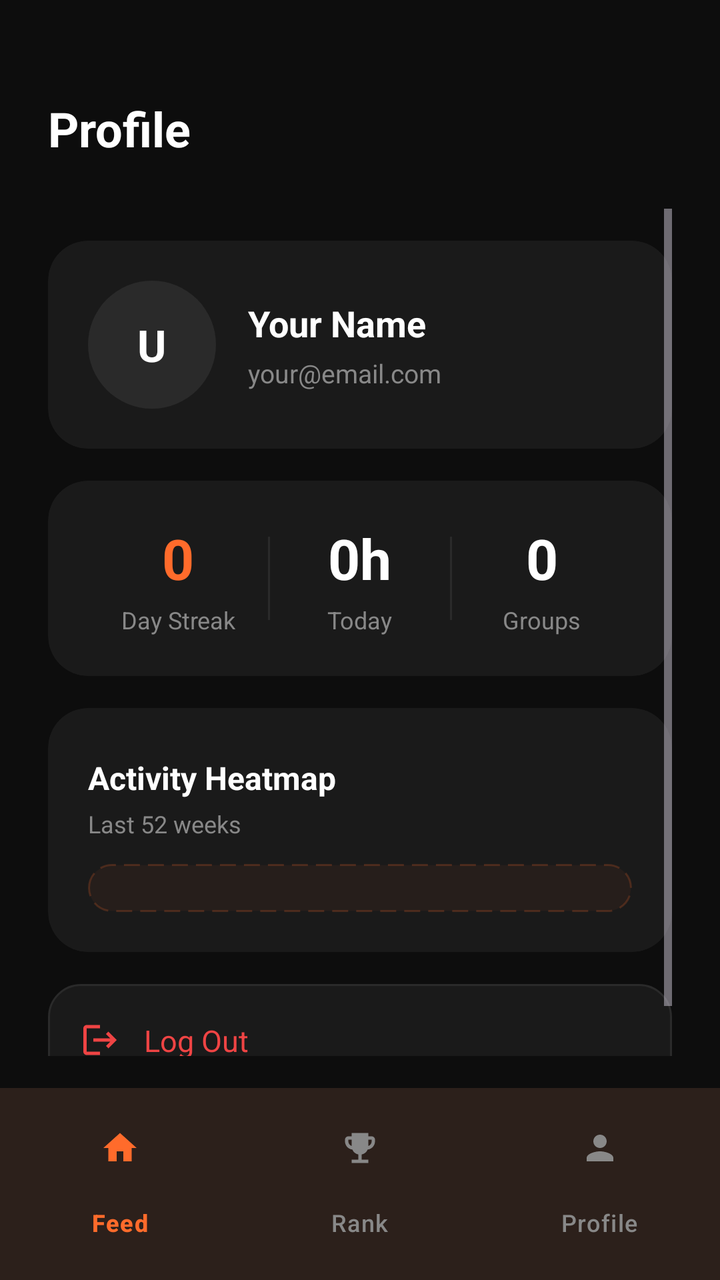
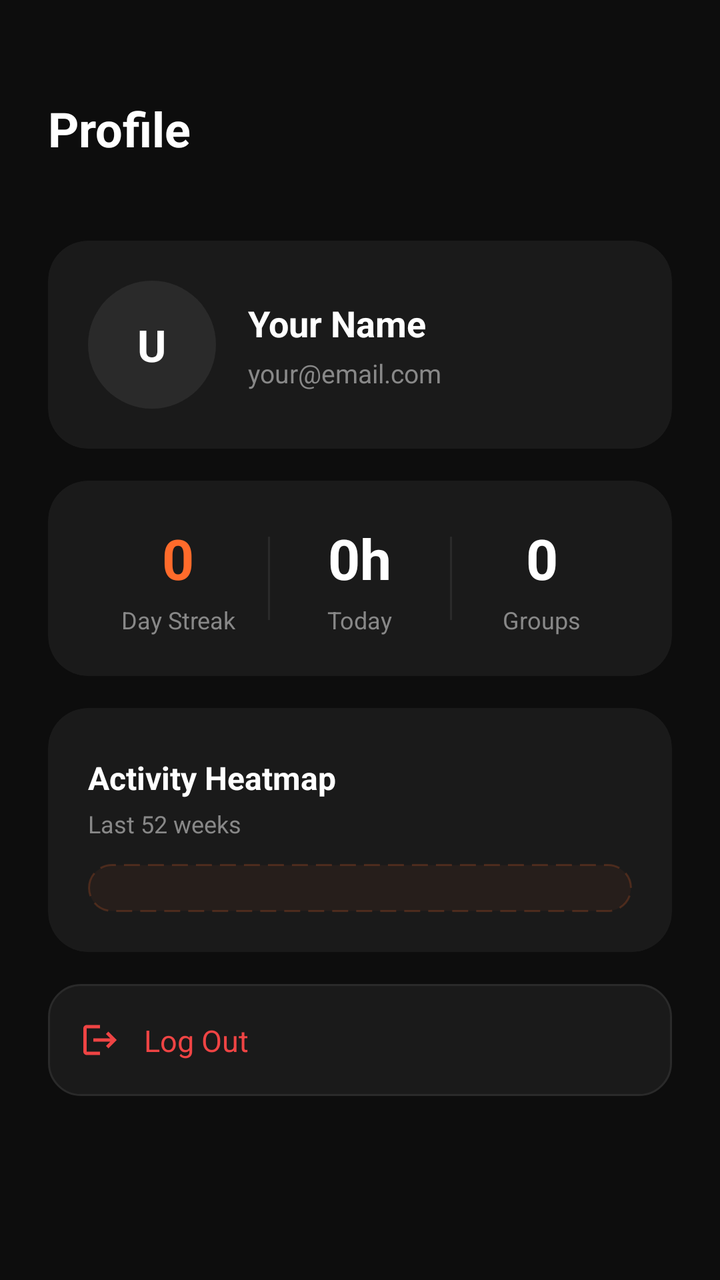

Compare the two renders of this Android layout. The source of the first and the diff that turns it into the second are given below.
<!-- AndroidManifest.xml: application theme Theme.Tether -->
<!-- res/layout/fragment_profile.xml -->
<?xml version="1.0" encoding="utf-8"?>
<androidx.constraintlayout.widget.ConstraintLayout xmlns:android="http://schemas.android.com/apk/res/android"
    xmlns:app="http://schemas.android.com/apk/res-auto"
    android:layout_width="match_parent"
    android:layout_height="match_parent"
    android:background="@color/colorBackground">

    <LinearLayout
        android:id="@+id/profileHeader"
        android:layout_width="match_parent"
        android:layout_height="wrap_content"
        android:background="@color/colorBackground"
        android:orientation="vertical"
        android:paddingHorizontal="24dp"
        android:paddingTop="48dp"
        android:paddingBottom="16dp"
        app:layout_constraintTop_toTopOf="parent">

        <TextView
            android:id="@+id/tvProfileTitle"
            android:layout_width="wrap_content"
            android:layout_height="wrap_content"
            android:text="@string/profile"
            android:textColor="@color/colorTextPrimary"
            android:textSize="24sp"
            android:textStyle="bold" />
    </LinearLayout>

    <ScrollView
        android:layout_width="match_parent"
        android:layout_height="0dp"
        android:fillViewport="true"
        android:paddingHorizontal="24dp"
        android:paddingTop="8dp"
        android:paddingBottom="16dp"
        app:layout_constraintBottom_toTopOf="@id/bottomNav"
        app:layout_constraintTop_toBottomOf="@id/profileHeader">

        <LinearLayout
            android:layout_width="match_parent"
            android:layout_height="wrap_content"
            android:orientation="vertical">

            
            <androidx.cardview.widget.CardView
                android:layout_width="match_parent"
                android:layout_height="wrap_content"
                android:layout_marginTop="16dp"
                app:cardBackgroundColor="@color/colorSurface"
                app:cardCornerRadius="20dp"
                app:cardElevation="0dp"
                app:strokeColor="@color/colorBorder"
                app:strokeWidth="1dp">

                <androidx.constraintlayout.widget.ConstraintLayout
                    android:layout_width="match_parent"
                    android:layout_height="wrap_content"
                    android:padding="20dp">

                    <FrameLayout
                        android:id="@+id/flProfileAvatar"
                        android:layout_width="64dp"
                        android:layout_height="64dp"
                        android:background="@drawable/bg_avatar_circle"
                        app:layout_constraintBottom_toBottomOf="parent"
                        app:layout_constraintStart_toStartOf="parent"
                        app:layout_constraintTop_toTopOf="parent">

                        <TextView
                            android:id="@+id/tvProfileInitials"
                            android:layout_width="match_parent"
                            android:layout_height="match_parent"
                            android:gravity="center"
                            android:text="@string/initials_placeholder"
                            android:textColor="@color/colorTextPrimary"
                            android:textSize="22sp"
                            android:textStyle="bold" />
                    </FrameLayout>

                    <LinearLayout
                        android:layout_width="0dp"
                        android:layout_height="wrap_content"
                        android:layout_marginStart="16dp"
                        android:orientation="vertical"
                        app:layout_constraintBottom_toBottomOf="parent"
                        app:layout_constraintEnd_toEndOf="parent"
                        app:layout_constraintStart_toEndOf="@id/flProfileAvatar"
                        app:layout_constraintTop_toTopOf="parent">

                        <TextView
                            android:id="@+id/tvProfileName"
                            android:layout_width="wrap_content"
                            android:layout_height="wrap_content"
                            android:text="@string/your_name"
                            android:textColor="@color/colorTextPrimary"
                            android:textSize="18sp"
                            android:textStyle="bold" />

                        <TextView
                            android:id="@+id/tvProfileEmail"
                            android:layout_width="wrap_content"
                            android:layout_height="wrap_content"
                            android:layout_marginTop="4dp"
                            android:text="@string/your_email"
                            android:textColor="@color/colorTextSecondary"
                            android:textSize="13sp" />
                    </LinearLayout>
                </androidx.constraintlayout.widget.ConstraintLayout>
            </androidx.cardview.widget.CardView>

            
            <androidx.cardview.widget.CardView
                android:layout_width="match_parent"
                android:layout_height="wrap_content"
                android:layout_marginTop="16dp"
                app:cardBackgroundColor="@color/colorSurface"
                app:cardCornerRadius="20dp"
                app:cardElevation="0dp"
                app:strokeColor="@color/colorBorder"
                app:strokeWidth="1dp">

                <LinearLayout
                    android:layout_width="match_parent"
                    android:layout_height="wrap_content"
                    android:orientation="horizontal"
                    android:padding="20dp">

                    <LinearLayout
                        android:layout_width="0dp"
                        android:layout_height="wrap_content"
                        android:layout_weight="1"
                        android:gravity="center"
                        android:orientation="vertical">

                        <TextView
                            android:id="@+id/tvStreakCount"
                            android:layout_width="wrap_content"
                            android:layout_height="wrap_content"
                            android:gravity="center"
                            android:text="@string/zero"
                            android:textColor="@color/colorAccent"
                            android:textSize="28sp"
                            android:textStyle="bold" />

                        <TextView
                            android:layout_width="wrap_content"
                            android:layout_height="wrap_content"
                            android:layout_marginTop="4dp"
                            android:gravity="center"
                            android:text="@string/day_streak_label"
                            android:textColor="@color/colorTextSecondary"
                            android:textSize="12sp" />
                    </LinearLayout>

                    <View
                        android:layout_width="1dp"
                        android:layout_height="match_parent"
                        android:layout_marginVertical="8dp"
                        android:background="@color/colorBorder" />

                    <LinearLayout
                        android:layout_width="0dp"
                        android:layout_height="wrap_content"
                        android:layout_weight="1"
                        android:gravity="center"
                        android:orientation="vertical">

                        <TextView
                            android:id="@+id/tvTotalHours"
                            android:layout_width="wrap_content"
                            android:layout_height="wrap_content"
                            android:gravity="center"
                            android:text="@string/zero_h"
                            android:textColor="@color/colorTextPrimary"
                            android:textSize="28sp"
                            android:textStyle="bold" />

                        <TextView
                            android:layout_width="wrap_content"
                            android:layout_height="wrap_content"
                            android:layout_marginTop="4dp"
                            android:gravity="center"
                            android:text="@string/total_hours_label"
                            android:textColor="@color/colorTextSecondary"
                            android:textSize="12sp" />
                    </LinearLayout>

                    <View
                        android:layout_width="1dp"
                        android:layout_height="match_parent"
                        android:layout_marginVertical="8dp"
                        android:background="@color/colorBorder" />

                    <LinearLayout
                        android:layout_width="0dp"
                        android:layout_height="wrap_content"
                        android:layout_weight="1"
                        android:gravity="center"
                        android:orientation="vertical">

                        <TextView
                            android:id="@+id/tvGroupCount"
                            android:layout_width="wrap_content"
                            android:layout_height="wrap_content"
                            android:gravity="center"
                            android:text="@string/zero"
                            android:textColor="@color/colorTextPrimary"
                            android:textSize="28sp"
                            android:textStyle="bold" />

                        <TextView
                            android:layout_width="wrap_content"
                            android:layout_height="wrap_content"
                            android:layout_marginTop="4dp"
                            android:gravity="center"
                            android:text="@string/groups_label"
                            android:textColor="@color/colorTextSecondary"
                            android:textSize="12sp" />
                    </LinearLayout>
                </LinearLayout>
            </androidx.cardview.widget.CardView>

            
            <androidx.cardview.widget.CardView
                android:layout_width="match_parent"
                android:layout_height="wrap_content"
                android:layout_marginTop="16dp"
                app:cardBackgroundColor="@color/colorSurface"
                app:cardCornerRadius="20dp"
                app:cardElevation="0dp"
                app:strokeColor="@color/colorBorder"
                app:strokeWidth="1dp">

                <androidx.constraintlayout.widget.ConstraintLayout
                    android:layout_width="match_parent"
                    android:layout_height="wrap_content"
                    android:padding="20dp">

                    <TextView
                        android:id="@+id/tvHeatmapTitle"
                        android:layout_width="wrap_content"
                        android:layout_height="wrap_content"
                        android:layout_marginTop="4dp"
                        android:text="@string/activity_heatmap"
                        android:textColor="@color/colorTextPrimary"
                        android:textSize="16sp"
                        android:textStyle="bold"
                        app:layout_constraintStart_toStartOf="parent"
                        app:layout_constraintTop_toTopOf="parent" />

                    <TextView
                        android:id="@+id/tvHeatmapSubtitle"
                        android:layout_width="wrap_content"
                        android:layout_height="wrap_content"
                        android:layout_marginTop="4dp"
                        android:text="Last 52 weeks"
                        android:textColor="@color/colorTextSecondary"
                        android:textSize="12sp"
                        app:layout_constraintStart_toStartOf="parent"
                        app:layout_constraintTop_toBottomOf="@id/tvHeatmapTitle" />

                    <FrameLayout
                        android:id="@+id/heatmapPlaceholder"
                        android:layout_width="match_parent"
                        android:layout_height="wrap_content"
                        android:background="@drawable/bg_heatmap_placeholder"
                        android:padding="12dp"
                        app:layout_constraintTop_toBottomOf="@id/tvHeatmapSubtitle"
                        app:layout_constraintStart_toStartOf="parent"
                        app:layout_constraintEnd_toEndOf="parent"
                        android:layout_marginTop="12dp" />
                </androidx.constraintlayout.widget.ConstraintLayout>
            </androidx.cardview.widget.CardView>

            
            <androidx.constraintlayout.widget.ConstraintLayout
                android:id="@+id/btnLogout"
                android:layout_width="match_parent"
                android:layout_height="56dp"
                android:layout_marginTop="16dp"
                android:layout_marginBottom="24dp"
                android:background="@drawable/bg_card"
                android:clickable="true"
                android:focusable="true"
                android:foreground="?attr/selectableItemBackground">

                <ImageView
                    android:id="@+id/icLogout"
                    android:layout_width="20dp"
                    android:layout_height="20dp"
                    android:layout_marginStart="16dp"
                    android:src="@drawable/ic_logout"
                    app:layout_constraintBottom_toBottomOf="parent"
                    app:layout_constraintStart_toStartOf="parent"
                    app:layout_constraintTop_toTopOf="parent" />

                <TextView
                    android:layout_width="wrap_content"
                    android:layout_height="wrap_content"
                    android:layout_marginStart="12dp"
                    android:text="@string/log_out"
                    android:textColor="#EF4444"
                    android:textSize="15sp"
                    app:layout_constraintBottom_toBottomOf="parent"
                    app:layout_constraintStart_toEndOf="@id/icLogout"
                    app:layout_constraintTop_toTopOf="parent" />
            </androidx.constraintlayout.widget.ConstraintLayout>
        </LinearLayout>
    </ScrollView>

    <com.google.android.material.bottomnavigation.BottomNavigationView
        android:id="@+id/bottomNav"
        android:layout_width="match_parent"
        android:layout_height="wrap_content"
        android:background="@color/colorSurface"
        android:paddingTop="8dp"
        android:paddingBottom="8dp"
        app:itemIconSize="20dp"
        app:itemIconTint="@color/bottom_nav_color"
        app:itemTextColor="@color/bottom_nav_color"
        app:labelVisibilityMode="labeled"
        app:menu="@menu/bottom_nav_menu"
        app:layout_constraintBottom_toBottomOf="parent"
        app:layout_constraintStart_toStartOf="parent"
        app:layout_constraintEnd_toEndOf="parent"
        android:elevation="8dp" />

</androidx.constraintlayout.widget.ConstraintLayout>
<!-- resources referenced by this layout -->
<resources>
  <color name="colorAccent">#FF6B2B</color>
  <color name="colorBackground">#0D0D0D</color>
  <color name="colorBorder">#2A2A2A</color>
  <color name="colorSurface">#1A1A1A</color>
  <color name="colorTextPrimary">#FFFFFF</color>
  <color name="colorTextSecondary">#888888</color>
  <!-- drawable bg_avatar_circle (drawable) -->
  <?xml version="1.0" encoding="utf-8"?>
  <shape xmlns:android="http://schemas.android.com/apk/res/android"
      android:shape="oval">
      <solid android:color="@color/colorElevated" />
  </shape>
  <!-- drawable bg_card (drawable) -->
  <?xml version="1.0" encoding="utf-8"?>
  <shape xmlns:android="http://schemas.android.com/apk/res/android"
      android:shape="rectangle">
      <solid android:color="@color/colorSurface" />
      <stroke
          android:width="1dp"
          android:color="@color/colorBorder" />
      <corners android:radius="16dp" />
  </shape>
  <!-- drawable bg_heatmap_placeholder (drawable) -->
  <?xml version="1.0" encoding="utf-8"?>
  <shape xmlns:android="http://schemas.android.com/apk/res/android"
      android:shape="rectangle">
      <solid android:color="#0DFF6B2B" />
      <stroke
          android:width="1dp"
          android:color="#33FF6B2B"
          android:dashWidth="8dp"
          android:dashGap="4dp" />
      <corners android:radius="12dp" />
  </shape>
  <!-- drawable ic_logout (drawable) -->
  <vector xmlns:android="http://schemas.android.com/apk/res/android"
      android:width="24dp"
      android:height="24dp"
      android:viewportWidth="24"
      android:viewportHeight="24">
      <path
          android:fillColor="#EF4444"
          android:pathData="M17,7l-1.41,1.41L18.17,11H8v2h10.17l-2.58,2.58L17,17l5,-5L17,7z M4,5h8V3H4C2.9,3 2,3.9 2,5v14c0,1.1 0.9,2 2,2h8v-2H4V5z"/>
  </vector>
  <string name="activity_heatmap">Activity Heatmap</string>
  <string name="day_streak_label">Day Streak</string>
  <string name="groups_label">Groups</string>
  <string name="initials_placeholder">U</string>
  <string name="log_out">Log Out</string>
  <string name="profile">Profile</string>
  <string name="total_hours_label">Today</string>
  <string name="your_email">your@email.com</string>
  <string name="your_name">Your Name</string>
  <string name="zero">0</string>
  <string name="zero_h">0h</string>
  <style name="Theme.Tether" parent="Theme.Material3.Dark.NoActionBar">
          
          <item name="android:windowBackground">@color/colorBackground</item>
          <item name="colorPrimary">@color/colorAccent</item>
          <item name="colorSurface">@color/colorSurface</item>
          <item name="colorOnSurface">@color/colorTextPrimary</item>
  
          <item name="android:statusBarColor">@color/colorBackground</item>
          <item name="android:navigationBarColor">@color/colorBackground</item>
      </style>
  <color name="colorElevated">#2A2A2A</color>
</resources>

<!-- the commit's change to res/layout/fragment_profile.xml (unified diff, before → after) -->
@@ -33,7 +33,7 @@
         android:paddingHorizontal="24dp"
         android:paddingTop="8dp"
         android:paddingBottom="16dp"
-        app:layout_constraintBottom_toTopOf="@id/bottomNav"
+        app:layout_constraintBottom_toBottomOf="parent"
         app:layout_constraintTop_toBottomOf="@id/profileHeader">
 
         <LinearLayout
@@ -308,21 +308,4 @@
         </LinearLayout>
     </ScrollView>
 
-    <com.google.android.material.bottomnavigation.BottomNavigationView
-        android:id="@+id/bottomNav"
-        android:layout_width="match_parent"
-        android:layout_height="wrap_content"
-        android:background="@color/colorSurface"
-        android:paddingTop="8dp"
-        android:paddingBottom="8dp"
-        app:itemIconSize="20dp"
-        app:itemIconTint="@color/bottom_nav_color"
-        app:itemTextColor="@color/bottom_nav_color"
-        app:labelVisibilityMode="labeled"
-        app:menu="@menu/bottom_nav_menu"
-        app:layout_constraintBottom_toBottomOf="parent"
-        app:layout_constraintStart_toStartOf="parent"
-        app:layout_constraintEnd_toEndOf="parent"
-        android:elevation="8dp" />
-
 </androidx.constraintlayout.widget.ConstraintLayout>
